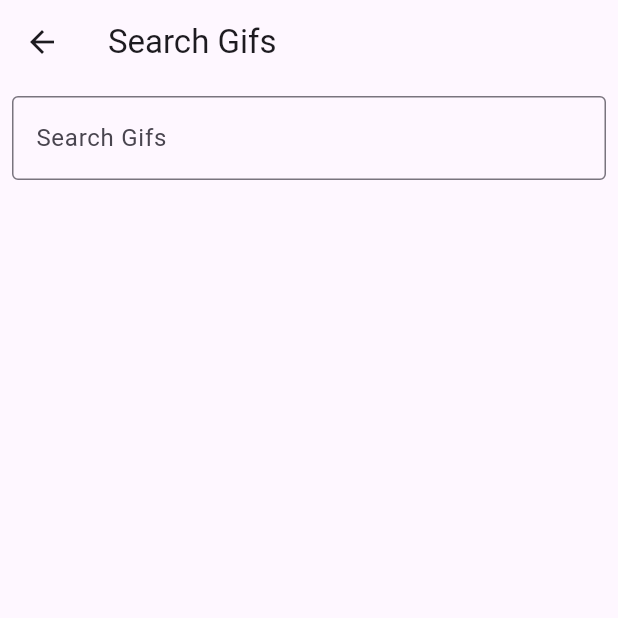
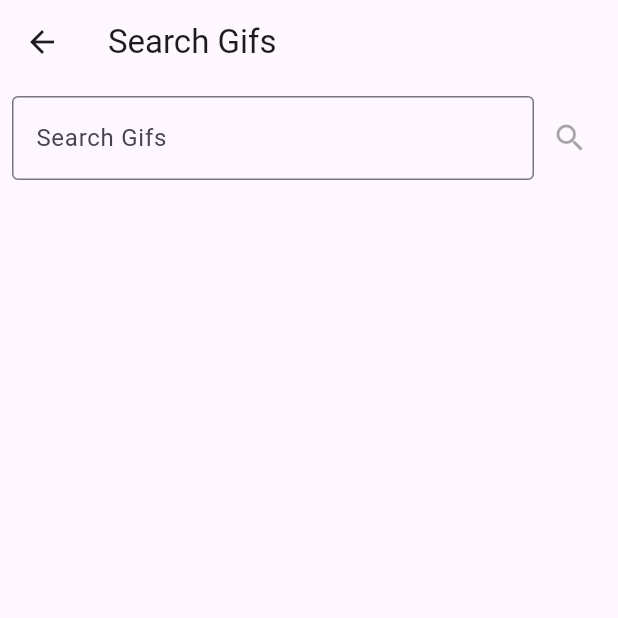
Before and after one commit to maxland255/flutter_giphy, a Flutter app: the SearchView screen opened directly with empty values, on a phone screen of 412 x 824 dp, the top half of it. Run offline on Flutter 3.47's test engine with Material 3 defaults, Android fonts, the phone set to English and light mode, and no system bars; our stand-ins replace focus_detector_v2, shared_preferences; accounts and stored records are empty; network calls fail.

Commit message:
Update select_gif and select_emoji view for slow internet connection

```diff
--- a/lib/src/api/Exception/api_exception.dart
+++ b/lib/src/api/Exception/api_exception.dart
@@ -9,4 +9,8 @@ class ApiException implements Exception {
   String toString() {
     return 'ApiException{message: $message, code: $code, error: $error}';
   }
+
+  String toDisplay() {
+    return message ?? 'An error occurred';
+  }
 }
--- a/lib/src/ui/View/Emojis/select_emoji.dart
+++ b/lib/src/ui/View/Emojis/select_emoji.dart
@@ -58,7 +58,8 @@ class _SelectEmojiView extends State<SelectEmojiView> {
         children: [
           Center(
             child: Image.network(
-              widget.emoji.images.original!.webp!,
+              widget.emoji.images.downsized?.url ??
+                  widget.emoji.images.original!.webp!,
               fit: BoxFit.contain,
               loadingBuilder: (context, child, loadingProgress) {
                 if (loadingProgress == null) {
--- a/lib/src/ui/View/Gifs/search.dart
+++ b/lib/src/ui/View/Gifs/search.dart
@@ -135,18 +135,29 @@ class _SearchView extends State<SearchView> {
         controller: _scrollController,
         padding: const EdgeInsets.all(8),
         children: [
-          TextField(
+          Row(
+            children: [
+              Expanded(
+                child: TextField(
                   controller: searchController,
                   decoration: InputDecoration(
                     border: const OutlineInputBorder(),
                     labelText: widget.isSticker
-                  ? translations(context)?.searchStickers ?? "Search Stickers"
+                        ? translations(context)?.searchStickers ??
+                            "Search Stickers"
                         : translations(context)?.searchGif ?? "Search Gifs",
                     hintText: translations(context)?.useSearchUser ??
                         "Use @ to search a user",
                   ),
                   onChanged: _onSearchChanged,
                   onSubmitted: (_) => searchGifs(true),
+                ),
+              ),
+              IconButton(
+                onPressed: search.isEmpty ? null : () => searchGifs(true),
+                icon: const Icon(Icons.search),
+              ),
+            ],
           ),
           if (autoCompleteData.isNotEmpty)
             Padding(
--- a/lib/src/ui/View/Gifs/select_gif.dart
+++ b/lib/src/ui/View/Gifs/select_gif.dart
@@ -108,7 +108,8 @@ class _SelectGifView extends State<SelectGifView> {
         children: [
           Center(
             child: Image.network(
-              widget.gif.images.original!.webp!,
+              widget.gif.images.downsized?.url ??
+                  widget.gif.images.original!.webp!,
               fit: BoxFit.contain,
               loadingBuilder: (context, child, loadingProgress) {
                 if (loadingProgress == null) {
--- a/lib/src/ui/View/Gifs/translate.dart
+++ b/lib/src/ui/View/Gifs/translate.dart
@@ -47,7 +47,8 @@ class _TranslateView extends State<TranslateView> {
               child: Center(
                 child: Text(
                   translations(context)?.convertWordTo(
-                          widget.isSticker ? "Sticker" : "GIF") ??
+                        widget.isSticker ? "Sticker" : "GIF",
+                      ) ??
                       "Converts words and phrases to the perfect ${widget.isSticker ? "Sticker" : "GIF"}",
                 ),
               ),
```
Also changed, not shown: 3 other files. Lines whose indentation alone changed are shown as unchanged.
